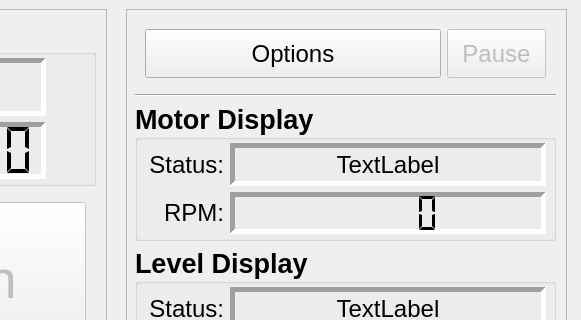
Before: the Qt Designer form src/jetsonDisplay/spaceCalMW.ui in twaddellberkeley/SpaceCAL, drawn with Qt 5; both pictures show x 443 to 1024 and y 0 to 320 of the 1024 by 600 pixel window.
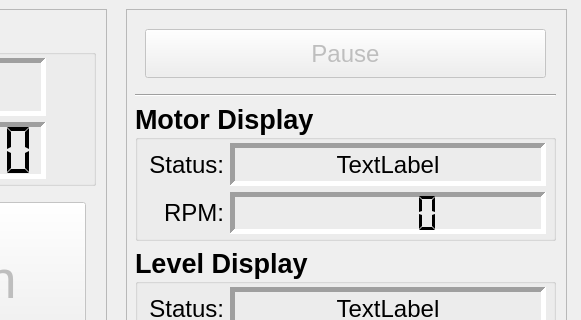
After: the same form once the commit is applied.

Commit message: deleted options button

```diff
--- a/src/jetsonDisplay/spaceCalMW.ui
+++ b/src/jetsonDisplay/spaceCalMW.ui
@@ -301,7 +301,7 @@
      </property>
      <layout class="QVBoxLayout" name="rightFrameLayout" stretch="1,0,2,2,2">
       <item>
-       <layout class="QHBoxLayout" name="btnLayoutOptions" stretch="3,1">
+       <layout class="QHBoxLayout" name="btnLayoutOptions" stretch="1">
         <property name="leftMargin">
          <number>10</number>
         </property>
@@ -314,28 +314,6 @@
         <property name="bottomMargin">
          <number>10</number>
         </property>
-        <item>
-         <widget class="QPushButton" name="btnOptions">
-          <property name="enabled">
-           <bool>true</bool>
-          </property>
-          <property name="sizePolicy">
-           <sizepolicy hsizetype="Expanding" vsizetype="Expanding">
-            <horstretch>0</horstretch>
-            <verstretch>0</verstretch>
-           </sizepolicy>
-          </property>
-          <property name="font">
-           <font>
-            <family>.AppleSystemUIFont</family>
-            <pointsize>18</pointsize>
-           </font>
-          </property>
-          <property name="text">
-           <string>Options</string>
-          </property>
-         </widget>
-        </item>
         <item>
          <widget class="QPushButton" name="btnPause">
           <property name="enabled">
```
